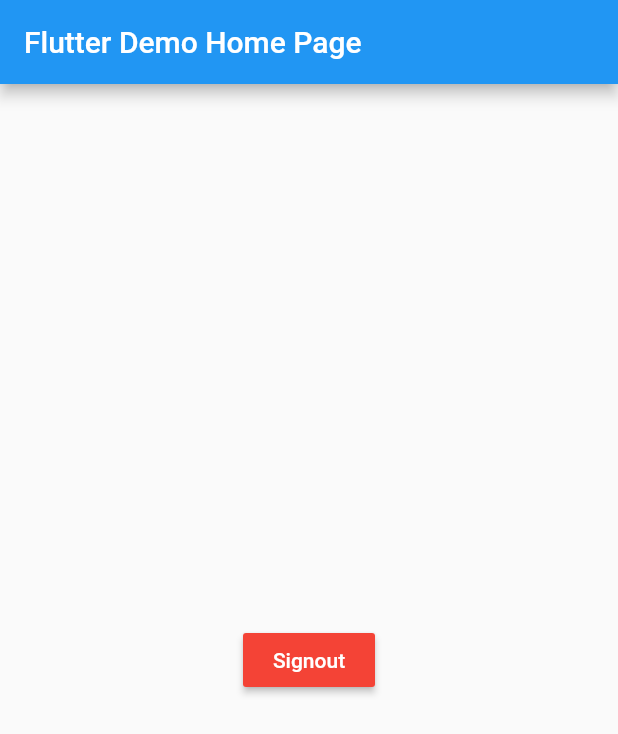
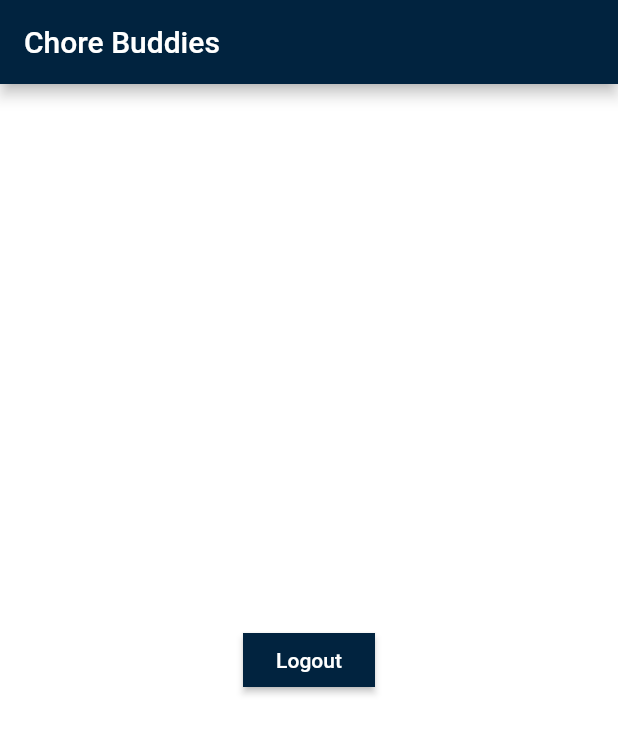
Before and after one commit to wildsurf/chorebuddies, a Flutter app: the screen it shows once a user with an empty profile is signed in, on a phone screen of 412 x 824 dp. Shown: the top 734 px of the screen. Run offline on Flutter 3.47's test engine with Material 2 defaults, Android fonts, the phone set to English and light mode, and no system bars; our stand-ins replace cloud_firestore, firebase_auth, google_sign_in, rxdart; accounts and stored records are empty; statements that could not run were skipped.

Commit message:
Refactoring into screens and components

```diff
--- /dev/null
+++ b/lib/app.dart
@@ -0,0 +1,34 @@
+import 'package:chorebuddies/screens/activities_screen.dart';
+import 'package:chorebuddies/screens/signin_screen.dart';
+import 'package:chorebuddies/services/auth.dart';
+import 'package:flutter/material.dart';
+
+const appTitle = 'Chore Buddies';
+
+class App extends StatelessWidget {
+
+  Widget _getAppBody() {
+    return StreamBuilder(
+      stream: authService.user,
+      builder: (context, user) {
+        if (user.hasData) {
+          return ActivitiesScreen();
+        } else {
+          return SigninScreen();
+        }
+      },
+    );
+  }
+
+  @override
+  Widget build(BuildContext context) {
+    return Scaffold(
+      appBar: AppBar(
+        title: Text(appTitle),
+      ),
+      body: Center(
+        child: _getAppBody(),
+      ),
+    );
+  }
+}
--- a/lib/login_button.dart
+++ /dev/null
@@ -1,29 +0,0 @@
-import 'package:flutter/material.dart';
-
-import 'auth.dart';
-
-class LoginButton extends StatelessWidget {
-  @override
-  Widget build(BuildContext context) {
-    return StreamBuilder(
-      stream: authService.user,
-      builder: (context, snapshot) {
-        if (snapshot.hasData) {
-          return MaterialButton(
-            onPressed: () => authService.signOut(),
-            color: Colors.red,
-            textColor: Colors.white,
-            child: Text('Signout'),
-          );
-        } else {
-          return MaterialButton(
-            onPressed: () => authService.googleSignIn(),
-            color: Colors.white,
-            textColor: Colors.black,
-            child: Text('Login with Google'),
-          );
-        }
-      },
-    );
-  }
-}
--- a/lib/main.dart
+++ b/lib/main.dart
@@ -1,46 +1,16 @@
-import 'package:chorebuddies/login_button.dart';
+import 'package:chorebuddies/app.dart';
+import 'package:chorebuddies/theme.dart';
 import 'package:flutter/material.dart';
 
-void main() => runApp(MyApp());
+void main() => runApp(Main());
 
-class MyApp extends StatelessWidget {
+class Main extends StatelessWidget {
   // This widget is the root of your application.
   @override
   Widget build(BuildContext context) {
     return MaterialApp(
-      title: 'Flutter Demo',
-      theme: ThemeData(
-        // This is the theme of your application.
-        //
-        // Try running your application with "flutter run". You'll see the
-        // application has a blue toolbar. Then, without quitting the app, try
-        // changing the primarySwatch below to Colors.green and then invoke
-        // "hot reload" (press "r" in the console where you ran "flutter run",
-        // or simply save your changes to "hot reload" in a Flutter IDE).
-        // Notice that the counter didn't reset back to zero; the application
-        // is not restarted.
-        primarySwatch: Colors.blue,
-      ),
-      home: MyHomePage(title: 'Flutter Demo Home Page'),
+      theme: buildTheme(),
+      home: App(),
     );
   }
 }
-
-class MyHomePage extends StatelessWidget {
-  final String title;
-
-  const MyHomePage({Key key, this.title}) : super(key: key);
-
-
-  @override
-  Widget build(BuildContext context) {
-    return Scaffold(
-      appBar: AppBar(
-        title: Text(title),
-      ),
-      body: Center(
-        child: LoginButton(),
-      ),
-    );
-  }
-}
--- /dev/null
+++ b/lib/screens/activities_screen.dart
@@ -0,0 +1,20 @@
+import 'package:chorebuddies/services/auth.dart';
+import 'package:flutter/cupertino.dart';
+import 'package:flutter/material.dart';
+
+class ActivitiesScreen extends StatelessWidget {
+  @override
+  Widget build(BuildContext context) {
+    return Center(
+      child: StreamBuilder(
+        stream: authService.profile,
+        builder: (context, snapshot) {
+          return RaisedButton(
+            onPressed: () => authService.signOut(),
+            child: Text('Logout'),
+          );
+        },
+      ),
+    );
+  }
+}
--- /dev/null
+++ b/lib/theme.dart
@@ -0,0 +1,16 @@
+import 'package:flutter/material.dart';
+
+const choreBuddiesPrimary = const Color(0xFF01233F);
+
+ThemeData buildTheme() {
+  final ThemeData base = ThemeData.light();
+  return base.copyWith(
+    primaryColor: choreBuddiesPrimary,
+    buttonTheme: base.buttonTheme.copyWith(
+      buttonColor: choreBuddiesPrimary,
+      shape: RoundedRectangleBorder(),
+      textTheme: ButtonTextTheme.primary,
+    ),
+    scaffoldBackgroundColor: Colors.white,
+  );
+}
--- a/pubspec.yaml
+++ b/pubspec.yaml
@@ -64,6 +64,8 @@
   # assets:
   #  - images/a_dot_burr.jpeg
   #  - images/a_dot_ham.jpeg
+  assets:
+    - assets/images/chore_buddies_logo.png
 
   # An image asset can refer to one or more resolution-specific "variants", see
   # https://flutter.dev/assets-and-images/#resolution-aware.
```
Also changed, not shown: lib/components/loading_spinner.dart (added, +17 -0 lines), lib/screens/signin_screen.dart (added, +23 -0 lines), lib/services/auth.dart (renamed from lib/auth.dart, +15 -4 lines), assets/images/chore_buddies_logo.png (added), 1 other file.
